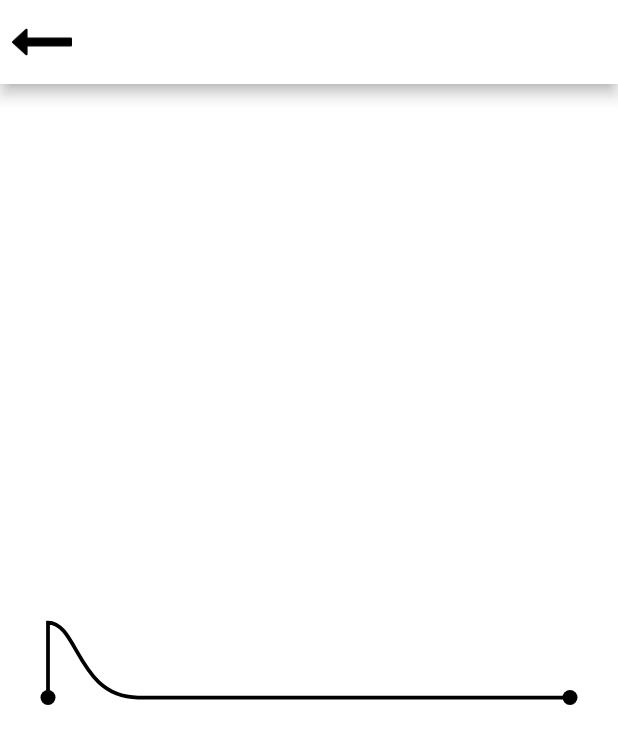
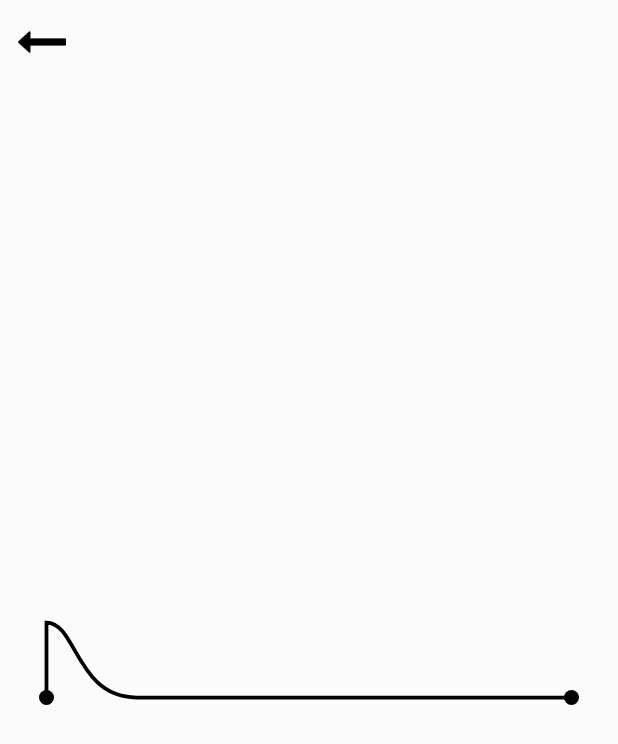
Before and after one commit to kotrotko/slider, a Flutter app: the screen it shows after launch, on a phone screen of 412 x 824 dp. Shown: the top 744 px of the screen. Run offline on Flutter 3.47's test engine with Material 2 defaults, Android fonts, the phone set to English and light mode, and no system bars.

Commit message:
background colors

```diff
--- a/lib/main.dart
+++ b/lib/main.dart
@@ -4,6 +4,11 @@ import 'package:slider/wave_slider.dart';
 
 void main() =>
   runApp(MaterialApp(
+      theme: ThemeData(
+          appBarTheme: AppBarTheme(
+            elevation: 0, // This removes the shadow from all App Bars.
+          )
+      ),
       home: WaveApp()
   ));
 
@@ -19,14 +24,14 @@ class _WaveAppState extends State<WaveApp> {
   Widget build(BuildContext context) {
     return Scaffold(
         appBar: AppBar(
+          backgroundColor: Colors.white12,
           leading: Padding(
-              padding: EdgeInsets.all(8.0),
+              padding: EdgeInsets.all(12.0),
               child: Image(image: AssetImage("assets/long-arrow-pointing-to-left.png"))),
-          backgroundColor: Colors.white,
         ),
         body: Container(
-          padding: EdgeInsets.all(32.0),
-          color: Colors.white,
+          //padding: EdgeInsets.all(32.0),
+          color: Colors.white12,
           child: Center(
             child: WaveSlider(),
             ),
```
